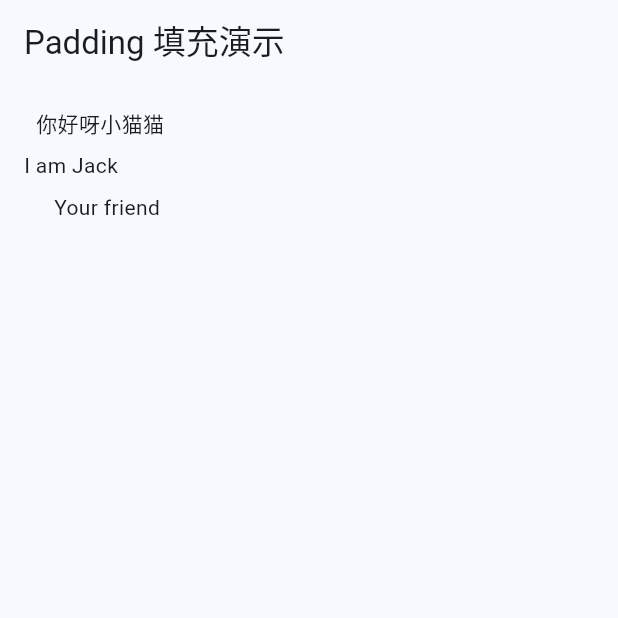
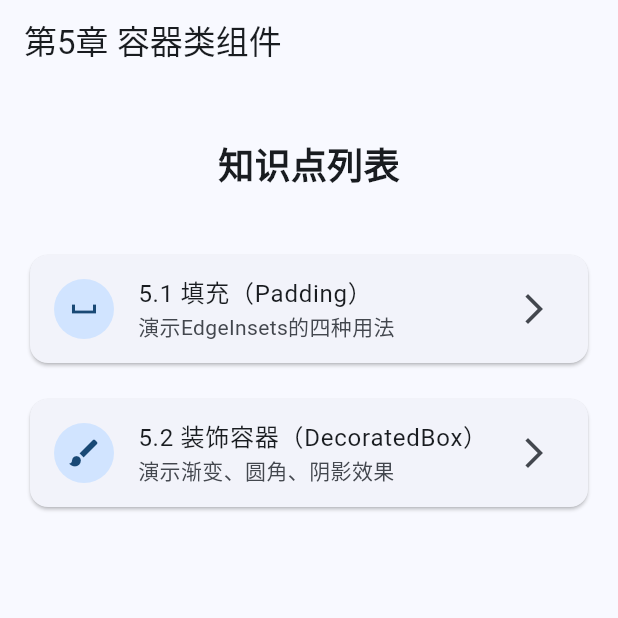
Before and after one commit to thiswind/flutter-chapter5, a Flutter app: the screen it shows after launch, on a phone screen of 412 x 824 dp, the top half of it. Run offline on Flutter 3.47's test engine with Material 3 defaults, Android fonts, the phone set to English and light mode, and no system bars.

Commit message:
feat: add 5.2 DecoratedBox demo with documentation

```diff
--- a/lib/main.dart
+++ b/lib/main.dart
@@ -10,12 +10,74 @@ class MyApp extends StatelessWidget {
   @override
   Widget build(BuildContext context) {
     return MaterialApp(
-      title: 'Flutter Padding Demo',
+      title: 'Flutter Chapter 5 Demo',
       theme: ThemeData(
         colorScheme: ColorScheme.fromSeed(seedColor: Colors.blue),
         useMaterial3: true,
       ),
-      home: const PaddingTestRoute(),
+      home: const HomePage(),
+    );
+  }
+}
+
+class HomePage extends StatelessWidget {
+  const HomePage({super.key});
+
+  @override
+  Widget build(BuildContext context) {
+    return Scaffold(
+      appBar: AppBar(title: const Text('第5章 容器类组件')),
+      body: ListView(
+        padding: const EdgeInsets.all(16),
+        children: [
+          const SizedBox(height: 20),
+          const Center(
+            child: Text(
+              '知识点列表',
+              style: TextStyle(fontSize: 24, fontWeight: FontWeight.bold),
+            ),
+          ),
+          const SizedBox(height: 40),
+          _buildListItem(
+            context,
+            title: '5.1 填充（Padding）',
+            subtitle: '演示EdgeInsets的四种用法',
+            icon: Icons.space_bar,
+            page: const PaddingTestRoute(),
+          ),
+          const SizedBox(height: 16),
+          _buildListItem(
+            context,
+            title: '5.2 装饰容器（DecoratedBox）',
+            subtitle: '演示渐变、圆角、阴影效果',
+            icon: Icons.brush,
+            page: const DecoratedBoxTestRoute(),
+          ),
+        ],
+      ),
+    );
+  }
+
+  Widget _buildListItem(
+    BuildContext context, {
+    required String title,
+    required String subtitle,
+    required IconData icon,
+    required Widget page,
+  }) {
+    return Card(
+      child: ListTile(
+        leading: CircleAvatar(child: Icon(icon)),
+        title: Text(title),
+        subtitle: Text(subtitle),
+        trailing: const Icon(Icons.arrow_forward_ios),
+        onTap: () {
+          Navigator.push(
+            context,
+            MaterialPageRoute(builder: (context) => page),
+          );
+        },
+      ),
     );
   }
 }
@@ -26,7 +88,7 @@ class PaddingTestRoute extends StatelessWidget {
   @override
   Widget build(BuildContext context) {
     return Scaffold(
-      appBar: AppBar(title: const Text('Padding 填充演示')),
+      appBar: AppBar(title: const Text('5.1 Padding 填充演示')),
       body: Padding(
         padding: const EdgeInsets.all(16),
         child: Column(
@@ -48,3 +110,38 @@ class PaddingTestRoute extends StatelessWidget {
     );
   }
 }
+
+class DecoratedBoxTestRoute extends StatelessWidget {
+  const DecoratedBoxTestRoute({Key? key}) : super(key: key);
+
+  @override
+  Widget build(BuildContext context) {
+    return Scaffold(
+      appBar: AppBar(title: const Text('5.2 DecoratedBox 装饰容器演示')),
+      body: Center(
+        child: DecoratedBox(
+          decoration: BoxDecoration(
+            gradient: LinearGradient(
+              colors: [Colors.red, Colors.orange.shade700],
+            ),
+            borderRadius: BorderRadius.circular(3.0),
+            boxShadow: const [
+              BoxShadow(
+                color: Colors.black54,
+                offset: Offset(2.0, 2.0),
+                blurRadius: 4.0,
+              ),
+            ],
+          ),
+          child: Padding(
+            padding: const EdgeInsets.symmetric(
+              horizontal: 80.0,
+              vertical: 18.0,
+            ),
+            child: const Text("Login", style: TextStyle(color: Colors.white)),
+          ),
+        ),
+      ),
+    );
+  }
+}
```
Also changed, not shown: 3 other files.
